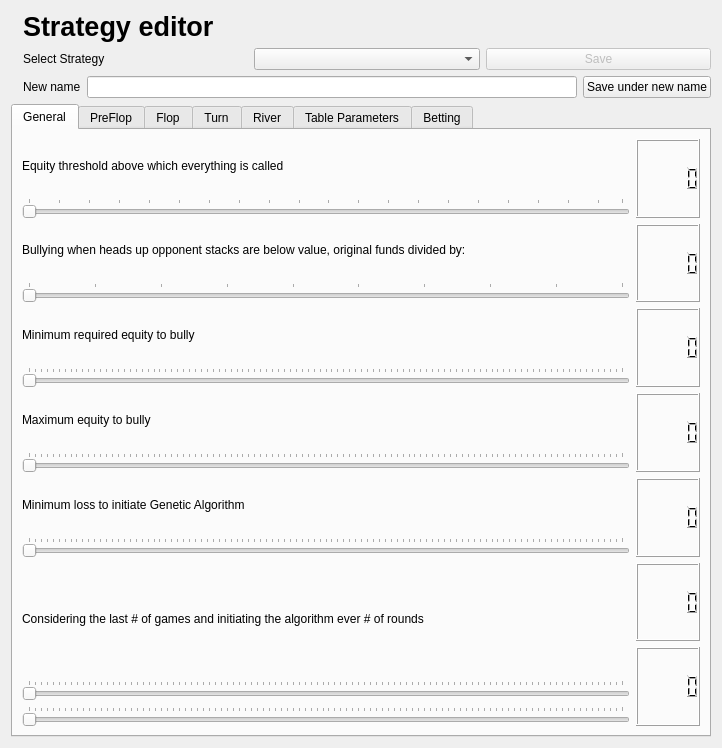
Old version of the form gui/gui_qt_ui_strategy_manager.ui in the repository dickreuter/Poker.
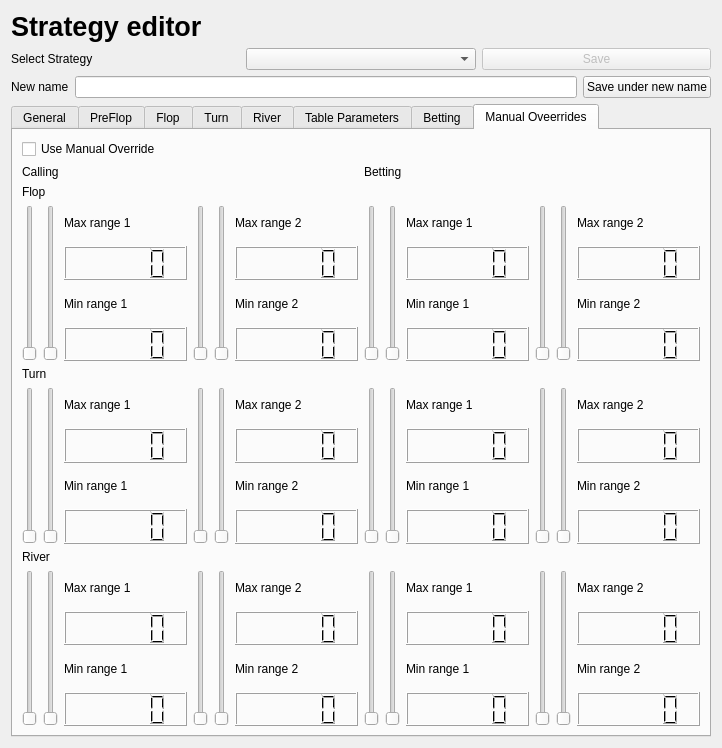
New version of the form.

Commit message: Fixed ranges Removal of global variables

What changed in the file:
```diff
--- a/gui/gui_qt_ui_strategy_manager.ui
+++ b/gui/gui_qt_ui_strategy_manager.ui
@@ -26,7 +26,7 @@
    <string>Strategy editor</string>
   </property>
   <layout class="QGridLayout" name="gridLayout">
-   <item row="0" column="2">
+   <item row="0" column="0">
     <widget class="QLabel" name="label_4">
      <property name="font">
       <font>
@@ -40,7 +40,7 @@
      </property>
     </widget>
    </item>
-   <item row="5" column="2">
+   <item row="1" column="0">
     <layout class="QVBoxLayout" name="verticalLayout_2">
      <item>
       <layout class="QHBoxLayout" name="horizontalLayout_4">
@@ -75,7 +75,7 @@
      </item>
     </layout>
    </item>
-   <item row="6" column="2">
+   <item row="2" column="0">
     <layout class="QHBoxLayout" name="horizontalLayout_3">
      <item>
       <widget class="QLabel" name="label_2">
@@ -99,13 +99,13 @@
      </item>
     </layout>
    </item>
-   <item row="13" column="0" colspan="3">
+   <item row="3" column="0">
     <widget class="QTabWidget" name="tabWidget">
      <property name="toolTip">
       <string>&lt;html&gt;&lt;head/&gt;&lt;body&gt;&lt;p&gt;&lt;br/&gt;&lt;/p&gt;&lt;/body&gt;&lt;/html&gt;</string>
      </property>
      <property name="currentIndex">
-      <number>0</number>
+      <number>7</number>
      </property>
      <widget class="QWidget" name="Generic">
       <attribute name="title">
@@ -931,103 +931,6 @@
        <string>Flop</string>
       </attribute>
       <layout class="QGridLayout" name="gridLayout_4">
-       <item row="5" column="0">
-        <layout class="QVBoxLayout" name="verticalLayout">
-         <item>
-          <widget class="QCheckBox" name="checkBox">
-           <property name="text">
-            <string>Override betting with manual ranges:</string>
-           </property>
-          </widget>
-         </item>
-         <item>
-          <layout class="QHBoxLayout" name="horizontalLayout">
-           <item>
-            <widget class="QSlider" name="verticalSlider_2">
-             <property name="orientation">
-              <enum>Qt::Vertical</enum>
-             </property>
-            </widget>
-           </item>
-           <item>
-            <widget class="QSlider" name="verticalSlider">
-             <property name="orientation">
-              <enum>Qt::Vertical</enum>
-             </property>
-            </widget>
-           </item>
-           <item>
-            <layout class="QVBoxLayout" name="verticalLayout_54">
-             <item>
-              <widget class="QLabel" name="label_8">
-               <property name="text">
-                <string>Max range 1</string>
-               </property>
-              </widget>
-             </item>
-             <item>
-              <widget class="QLCDNumber" name="lcdNumber_12"/>
-             </item>
-             <item>
-              <widget class="QLabel" name="label_57">
-               <property name="text">
-                <string>Min range 1</string>
-               </property>
-              </widget>
-             </item>
-             <item>
-              <widget class="QLCDNumber" name="lcdNumber_11"/>
-             </item>
-            </layout>
-           </item>
-           <item>
-            <widget class="QSlider" name="verticalSlider_3">
-             <property name="orientation">
-              <enum>Qt::Vertical</enum>
-             </property>
-            </widget>
-           </item>
-           <item>
-            <widget class="QSlider" name="verticalSlider_4">
-             <property name="orientation">
-              <enum>Qt::Vertical</enum>
-             </property>
-            </widget>
-           </item>
-           <item>
-            <layout class="QVBoxLayout" name="verticalLayout_55">
-             <item>
-              <widget class="QLabel" name="label_58">
-               <property name="text">
-                <string>Max range 2</string>
-               </property>
-              </widget>
-             </item>
-             <item>
-              <widget class="QLCDNumber" name="lcdNumber_14"/>
-             </item>
-             <item>
-              <widget class="QLabel" name="label_59">
-               <property name="text">
-                <string>Min range 2</string>
-               </property>
-              </widget>
-             </item>
-             <item>
-              <widget class="QLCDNumber" name="lcdNumber_13"/>
-             </item>
-            </layout>
-           </item>
-          </layout>
-         </item>
-         <item>
-          <layout class="QVBoxLayout" name="verticalLayout_4"/>
-         </item>
-         <item>
-          <layout class="QVBoxLayout" name="verticalLayout_3"/>
-         </item>
-        </layout>
-       </item>
        <item row="3" column="0">
         <layout class="QVBoxLayout" name="verticalLayout_184">
          <item>
@@ -2855,6 +2758,610 @@
       <zorder>verticalSpacer</zorder>
       <zorder>horizontalLayoutWidget_15</zorder>
      </widget>
+     <widget class="QWidget" name="ManualOverrides">
+      <attribute name="title">
+       <string>Manual Oveerrides</string>
+      </attribute>
+      <layout class="QGridLayout" name="gridLayout_14">
+       <item row="3" column="1">
+        <layout class="QVBoxLayout" name="verticalLayout_105">
+         <item>
+          <layout class="QVBoxLayout" name="verticalLayout_111">
+           <item>
+            <layout class="QVBoxLayout" name="verticalLayout_108">
+             <item>
+              <layout class="QHBoxLayout" name="horizontalLayout_30">
+               <item>
+                <widget class="QSlider" name="verticalSlider_49">
+                 <property name="orientation">
+                  <enum>Qt::Vertical</enum>
+                 </property>
+                </widget>
+               </item>
+               <item>
+                <widget class="QSlider" name="verticalSlider_50">
+                 <property name="orientation">
+                  <enum>Qt::Vertical</enum>
+                 </property>
+                </widget>
+               </item>
+               <item>
+                <layout class="QVBoxLayout" name="verticalLayout_106">
+                 <item>
+                  <widget class="QLabel" name="label_100">
+                   <property name="text">
+                    <string>Max range 1</string>
+                   </property>
+                  </widget>
+                 </item>
+                 <item>
+                  <widget class="QLCDNumber" name="lcdNumber_154"/>
+                 </item>
+                 <item>
+                  <widget class="QLabel" name="label_101">
+                   <property name="text">
+                    <string>Min range 1</string>
+                   </property>
+                  </widget>
+                 </item>
+                 <item>
+                  <widget class="QLCDNumber" name="lcdNumber_155"/>
+                 </item>
+                </layout>
+               </item>
+               <item>
+                <widget class="QSlider" name="verticalSlider_51">
+                 <property name="orientation">
+                  <enum>Qt::Vertical</enum>
+                 </property>
+                </widget>
+               </item>
+               <item>
+                <widget class="QSlider" name="verticalSlider_52">
+                 <property name="orientation">
+                  <enum>Qt::Vertical</enum>
+                 </property>
+                </widget>
+               </item>
+               <item>
+                <layout class="QVBoxLayout" name="verticalLayout_107">
+                 <item>
+                  <widget class="QLabel" name="label_102">
+                   <property name="text">
+                    <string>Max range 2</string>
+                   </property>
+                  </widget>
+                 </item>
+                 <item>
+                  <widget class="QLCDNumber" name="lcdNumber_156"/>
+                 </item>
+                 <item>
+                  <widget class="QLabel" name="label_103">
+                   <property name="text">
+                    <string>Min range 2</string>
+                   </property>
+                  </widget>
+                 </item>
+                 <item>
+                  <widget class="QLCDNumber" name="lcdNumber_157"/>
+                 </item>
+                </layout>
+               </item>
+              </layout>
+             </item>
+            </layout>
+           </item>
+          </layout>
+         </item>
+        </layout>
+       </item>
+       <item row="5" column="0">
+        <layout class="QVBoxLayout" name="verticalLayout_75">
+         <item>
+          <layout class="QHBoxLayout" name="horizontalLayout_24">
+           <item>
+            <widget class="QSlider" name="verticalSlider_25">
+             <property name="orientation">
+              <enum>Qt::Vertical</enum>
+             </property>
+            </widget>
+           </item>
+           <item>
+            <widget class="QSlider" name="verticalSlider_26">
+             <property name="orientation">
+              <enum>Qt::Vertical</enum>
+             </property>
+            </widget>
+           </item>
+           <item>
+            <layout class="QVBoxLayout" name="verticalLayout_76">
+             <item>
+              <widget class="QLabel" name="label_76">
+               <property name="text">
+                <string>Max range 1</string>
+               </property>
+              </widget>
+             </item>
+             <item>
+              <widget class="QLCDNumber" name="lcdNumber_130"/>
+             </item>
+             <item>
+              <widget class="QLabel" name="label_77">
+               <property name="text">
+                <string>Min range 1</string>
+               </property>
+              </widget>
+             </item>
+             <item>
+              <widget class="QLCDNumber" name="lcdNumber_131"/>
+             </item>
+            </layout>
+           </item>
+           <item>
+            <widget class="QSlider" name="verticalSlider_27">
+             <property name="orientation">
+              <enum>Qt::Vertical</enum>
+             </property>
+            </widget>
+           </item>
+           <item>
+            <widget class="QSlider" name="verticalSlider_28">
+             <property name="orientation">
+              <enum>Qt::Vertical</enum>
+             </property>
+            </widget>
+           </item>
+           <item>
+            <layout class="QVBoxLayout" name="verticalLayout_77">
+             <item>
+              <widget class="QLabel" name="label_78">
+               <property name="text">
+                <string>Max range 2</string>
+               </property>
+              </widget>
+             </item>
+             <item>
+              <widget class="QLCDNumber" name="lcdNumber_132"/>
+             </item>
+             <item>
+              <widget class="QLabel" name="label_79">
+               <property name="text">
+                <string>Min range 2</string>
+               </property>
+              </widget>
+             </item>
+             <item>
+              <widget class="QLCDNumber" name="lcdNumber_133"/>
+             </item>
+            </layout>
+           </item>
+          </layout>
+         </item>
+         <item>
+          <layout class="QVBoxLayout" name="verticalLayout_78"/>
+         </item>
+         <item>
+          <layout class="QVBoxLayout" name="verticalLayout_79"/>
+         </item>
+        </layout>
+       </item>
+       <item row="5" column="1">
+        <layout class="QVBoxLayout" name="verticalLayout_95">
+         <item>
+          <layout class="QHBoxLayout" name="horizontalLayout_28">
+           <item>
+            <widget class="QSlider" name="verticalSlider_41">
+             <property name="orientation">
+              <enum>Qt::Vertical</enum>
+             </property>
+            </widget>
+           </item>
+           <item>
+            <widget class="QSlider" name="verticalSlider_42">
+             <property name="orientation">
+              <enum>Qt::Vertical</enum>
+             </property>
+            </widget>
+           </item>
+           <item>
+            <layout class="QVBoxLayout" name="verticalLayout_96">
+             <item>
+              <widget class="QLabel" name="label_92">
+               <property name="text">
+                <string>Max range 1</string>
+               </property>
+              </widget>
+             </item>
+             <item>
+              <widget class="QLCDNumber" name="lcdNumber_146"/>
+             </item>
+             <item>
+              <widget class="QLabel" name="label_93">
+               <property name="text">
+                <string>Min range 1</string>
+               </property>
+              </widget>
+             </item>
+             <item>
+              <widget class="QLCDNumber" name="lcdNumber_147"/>
+             </item>
+            </layout>
+           </item>
+           <item>
+            <widget class="QSlider" name="verticalSlider_43">
+             <property name="orientation">
+              <enum>Qt::Vertical</enum>
+             </property>
+            </widget>
+           </item>
+           <item>
+            <widget class="QSlider" name="verticalSlider_44">
+             <property name="orientation">
+              <enum>Qt::Vertical</enum>
+             </property>
+            </widget>
+           </item>
+           <item>
+            <layout class="QVBoxLayout" name="verticalLayout_97">
+             <item>
+              <widget class="QLabel" name="label_94">
+               <property name="text">
+                <string>Max range 2</string>
+               </property>
+              </widget>
+             </item>
+             <item>
+              <widget class="QLCDNumber" name="lcdNumber_148"/>
+             </item>
+             <item>
+              <widget class="QLabel" name="label_95">
+               <property name="text">
+                <string>Min range 2</string>
+               </property>
+              </widget>
+             </item>
+             <item>
+              <widget class="QLCDNumber" name="lcdNumber_149"/>
+             </item>
+            </layout>
+           </item>
+          </layout>
+         </item>
+         <item>
+          <layout class="QVBoxLayout" name="verticalLayout_98"/>
+         </item>
+         <item>
+          <layout class="QVBoxLayout" name="verticalLayout_99"/>
+         </item>
+        </layout>
+       </item>
+       <item row="7" column="0">
+        <layout class="QVBoxLayout" name="verticalLayout_85">
+         <item>
+          <layout class="QHBoxLayout" name="horizontalLayout_26">
+           <item>
+            <widget class="QSlider" name="verticalSlider_33">
+             <property name="orientation">
+              <enum>Qt::Vertical</enum>
+             </property>
+            </widget>
+           </item>
+           <item>
+            <widget class="QSlider" name="verticalSlider_34">
+             <property name="orientation">
+              <enum>Qt::Vertical</enum>
+             </property>
+            </widget>
+           </item>
+           <item>
+            <layout class="QVBoxLayout" name="verticalLayout_86">
+             <item>
+              <widget class="QLabel" name="label_84">
+               <property name="text">
+                <string>Max range 1</string>
+               </property>
+              </widget>
+             </item>
+             <item>
+              <widget class="QLCDNumber" name="lcdNumber_138"/>
+             </item>
+             <item>
+              <widget class="QLabel" name="label_85">
+               <property name="text">
+                <string>Min range 1</string>
+               </property>
+              </widget>
+             </item>
+             <item>
+              <widget class="QLCDNumber" name="lcdNumber_139"/>
+             </item>
+            </layout>
+           </item>
+           <item>
+            <widget class="QSlider" name="verticalSlider_35">
+             <property name="orientation">
+              <enum>Qt::Vertical</enum>
+             </property>
+            </widget>
+           </item>
+           <item>
+            <widget class="QSlider" name="verticalSlider_36">
+             <property name="orientation">
+              <enum>Qt::Vertical</enum>
+             </property>
+            </widget>
+           </item>
+           <item>
+            <layout class="QVBoxLayout" name="verticalLayout_87">
+             <item>
+              <widget class="QLabel" name="label_86">
+               <property name="text">
+                <string>Max range 2</string>
+               </property>
+              </widget>
+             </item>
+             <item>
+              <widget class="QLCDNumber" name="lcdNumber_140"/>
+             </item>
+             <item>
+              <widget class="QLabel" name="label_87">
+               <property name="text">
+                <string>Min range 2</string>
+               </property>
+              </widget>
+             </item>
+             <item>
+              <widget class="QLCDNumber" name="lcdNumber_141"/>
+             </item>
+            </layout>
+           </item>
+          </layout>
+         </item>
+         <item>
+          <layout class="QVBoxLayout" name="verticalLayout_88"/>
+         </item>
+         <item>
+          <layout class="QVBoxLayout" name="verticalLayout_89"/>
+         </item>
+        </layout>
+       </item>
+       <item row="7" column="1">
+        <layout class="QVBoxLayout" name="verticalLayout_90">
+         <item>
+          <layout class="QHBoxLayout" name="horizontalLayout_27">
+           <item>
+            <widget class="QSlider" name="verticalSlider_37">
+             <property name="orientation">
+              <enum>Qt::Vertical</enum>
+             </property>
+            </widget>
+           </item>
+           <item>
+            <widget class="QSlider" name="verticalSlider_38">
+             <property name="orientation">
+              <enum>Qt::Vertical</enum>
+             </property>
+            </widget>
+           </item>
+           <item>
+            <layout class="QVBoxLayout" name="verticalLayout_91">
+             <item>
+              <widget class="QLabel" name="label_88">
+               <property name="text">
+                <string>Max range 1</string>
+               </property>
+              </widget>
+             </item>
+             <item>
+              <widget class="QLCDNumber" name="lcdNumber_142"/>
+             </item>
+             <item>
+              <widget class="QLabel" name="label_89">
+               <property name="text">
+                <string>Min range 1</string>
+               </property>
+              </widget>
+             </item>
+             <item>
+              <widget class="QLCDNumber" name="lcdNumber_143"/>
+             </item>
+            </layout>
+           </item>
+           <item>
+            <widget class="QSlider" name="verticalSlider_39">
+             <property name="orientation">
+              <enum>Qt::Vertical</enum>
+             </property>
+            </widget>
+           </item>
+           <item>
+            <widget class="QSlider" name="verticalSlider_40">
+             <property name="orientation">
+              <enum>Qt::Vertical</enum>
+             </property>
+            </widget>
+           </item>
+           <item>
+            <layout class="QVBoxLayout" name="verticalLayout_92">
+             <item>
+              <widget class="QLabel" name="label_90">
+               <property name="text">
+                <string>Max range 2</string>
+               </property>
+              </widget>
+             </item>
+             <item>
+              <widget class="QLCDNumber" name="lcdNumber_144"/>
+             </item>
+             <item>
+              <widget class="QLabel" name="label_91">
+               <property name="text">
+                <string>Min range 2</string>
+               </property>
+              </widget>
+             </item>
+             <item>
+              <widget class="QLCDNumber" name="lcdNumber_145"/>
+             </item>
+            </layout>
+           </item>
+          </layout>
+         </item>
+         <item>
+          <layout class="QVBoxLayout" name="verticalLayout_93"/>
+         </item>
+         <item>
+          <layout class="QVBoxLayout" name="verticalLayout_94"/>
+         </item>
+        </layout>
+       </item>
+       <item row="4" column="0">
+        <widget class="QLabel" name="label_75">
+         <property name="text">
+          <string>Turn</string>
+         </property>
+        </widget>
+       </item>
+       <item row="6" column="0">
+        <widget class="QLabel" name="label_80">
+         <property name="text">
+          <string>River</string>
+         </property>
+        </widget>
+       </item>
+       <item row="0" column="0">
+        <widget class="QCheckBox" name="checkBox">
+         <property name="text">
+          <string>Use Manual Override</string>
+         </property>
+        </widget>
+       </item>
+       <item row="1" column="0">
+        <widget class="QLabel" name="label_72">
+         <property name="text">
+          <string>Calling</string>
+         </property>
+        </widget>
+       </item>
+       <item row="3" column="0">
+        <layout class="QVBoxLayout" name="verticalLayout">
+         <item>
+          <layout class="QHBoxLayout" name="horizontalLayout">
+           <item>
+            <widget class="QSlider" name="verticalSlider_2">
+             <property name="orientation">
+              <enum>Qt::Vertical</enum>
+             </property>
+            </widget>
+           </item>
+           <item>
+            <widget class="QSlider" name="verticalSlider">
+             <property name="orientation">
+              <enum>Qt::Vertical</enum>
+             </property>
+            </widget>
+           </item>
+           <item>
+            <layout class="QVBoxLayout" name="verticalLayout_54">
+             <item>
+              <widget class="QLabel" name="label_8">
+               <property name="text">
+                <string>Max range 1</string>
+               </property>
+              </widget>
+             </item>
+             <item>
+              <widget class="QLCDNumber" name="lcdNumber_12"/>
+             </item>
+             <item>
+              <widget class="QLabel" name="label_57">
+               <property name="text">
+                <string>Min range 1</string>
+               </property>
+              </widget>
+             </item>
+             <item>
+              <widget class="QLCDNumber" name="lcdNumber_11"/>
+             </item>
+            </layout>
+           </item>
+           <item>
+            <widget class="QSlider" name="verticalSlider_3">
+             <property name="orientation">
+              <enum>Qt::Vertical</enum>
+             </property>
+            </widget>
+           </item>
+           <item>
+            <widget class="QSlider" name="verticalSlider_4">
+             <property name="orientation">
+              <enum>Qt::Vertical</enum>
+             </property>
+            </widget>
+           </item>
+           <item>
+            <layout class="QVBoxLayout" name="verticalLayout_55">
+             <item>
+              <widget class="QLabel" name="label_58">
+               <property name="text">
+                <string>Max range 2</string>
+               </property>
+              </widget>
+             </item>
+             <item>
+              <widget class="QLCDNumber" name="lcdNumber_14"/>
+             </item>
+             <item>
+              <widget class="QLabel" name="label_59">
+               <property name="text">
+                <string>Min range 2</string>
+               </property>
+              </widget>
+             </item>
+             <item>
+              <widget class="QLCDNumber" name="lcdNumber_13"/>
+             </item>
+            </layout>
+           </item>
+          </layout>
+         </item>
+         <item>
+          <layout class="QVBoxLayout" name="verticalLayout_4"/>
+         </item>
+         <item>
+          <layout class="QVBoxLayout" name="verticalLayout_3"/>
+         </item>
+        </layout>
+       </item>
+       <item row="1" column="1">
+        <widget class="QLabel" name="label_73">
+         <property name="text">
+          <string>Betting</string>
+         </property>
+        </widget>
+       </item>
+       <item row="2" column="0">
+        <widget class="QLabel" name="label_81">
+         <property name="text">
+          <string>Flop</string>
+         </property>
+        </widget>
+       </item>
+      </layout>
+      <zorder>verticalLayoutWidget</zorder>
+      <zorder>verticalLayoutWidget_3</zorder>
+      <zorder>verticalLayoutWidget_5</zorder>
+      <zorder>verticalLayoutWidget_6</zorder>
+      <zorder>verticalLayoutWidget_7</zorder>
+      <zorder>verticalLayoutWidget_8</zorder>
+      <zorder>label_72</zorder>
+      <zorder>label_73</zorder>
+      <zorder>checkBox_8</zorder>
+      <zorder>checkBox</zorder>
+      <zorder>label_80</zorder>
+      <zorder>label_75</zorder>
+      <zorder>label_81</zorder>
+     </widget>
     </widget>
    </item>
   </layout>
```
Left out of the diff: 428 changed lines with no effect on the pictures. The commit also changes 26 other files.
